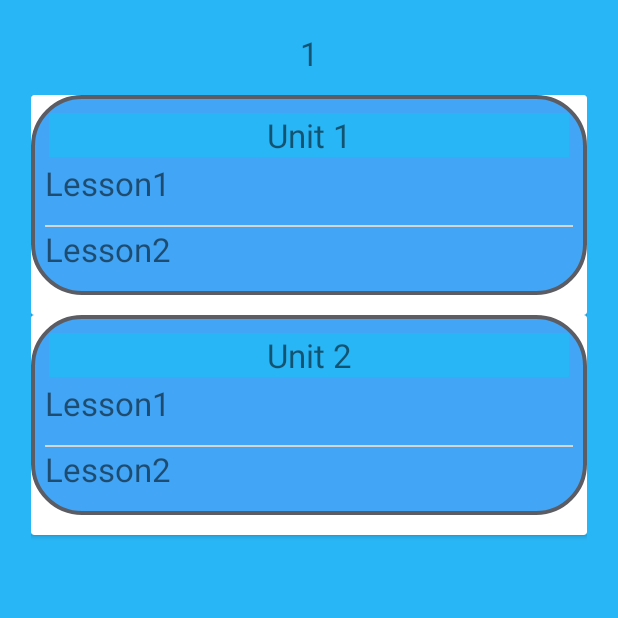
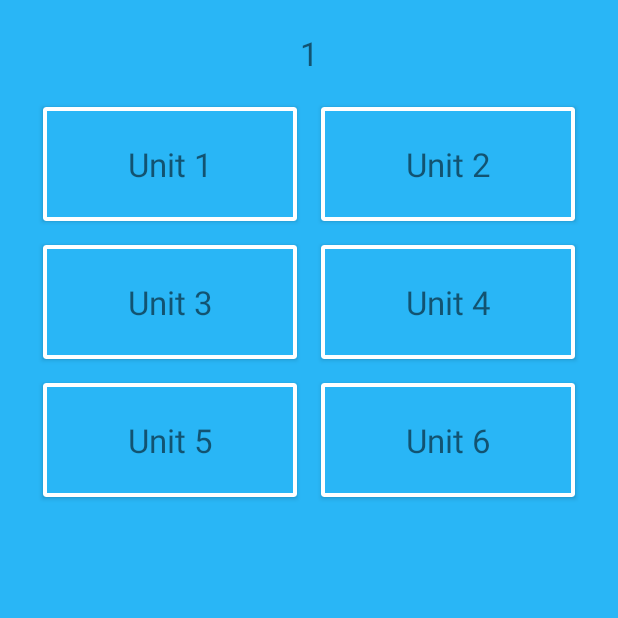
Before and after one commit to MahmoudMabrok/EnglishTime, an Android app: the screen it shows after launch (HomeActivity), on a phone screen of 412 x 824 dp, the top half of it. Run offline under Robolectric (Android 15) with nearby library versions, the phone set to English and light mode, and no system bars; our stand-ins replace ButterKnife, sdp/ssp sizes; libraries missing offline, so code that uses them is left out: views.mahmoudmabrok.animatedtextview; plain views replace AnimatedNumberedTextView; 2 statements that could not run were skipped.

Commit message:
change home UI to use Grid

```diff
--- a/app/src/main/java/learning/mahmoudmabrok/englishtime/feature/feature/home/HomeActivity.java
+++ b/app/src/main/java/learning/mahmoudmabrok/englishtime/feature/feature/home/HomeActivity.java
@@ -3,7 +3,6 @@ package learning.mahmoudmabrok.englishtime.feature.feature.home;
 import android.os.Bundle;
 
 import androidx.appcompat.app.AppCompatActivity;
-import androidx.recyclerview.widget.LinearLayoutManager;
 import androidx.recyclerview.widget.RecyclerView;
 
 import butterknife.BindView;
@@ -34,7 +33,6 @@ public class HomeActivity extends AppCompatActivity {
         initRV();
         mTvvvvv.setMessage("Score");
 
-
     }
 
     @Override
@@ -52,7 +50,6 @@ public class HomeActivity extends AppCompatActivity {
     private void initRV() {
         adapter = new HomeAdapter();
         mRvHome.setAdapter(adapter);
-        mRvHome.setLayoutManager(new LinearLayoutManager(this));
         mRvHome.setHasFixedSize(true);
 
 
--- a/app/src/main/java/learning/mahmoudmabrok/englishtime/feature/feature/home/HomeAdapter.java
+++ b/app/src/main/java/learning/mahmoudmabrok/englishtime/feature/feature/home/HomeAdapter.java
@@ -29,18 +29,6 @@ public class HomeAdapter extends RecyclerView.Adapter<HomeAdapter.Holder> {
         list = new ArrayList<>();
     }
 
-    public void addHome(String item) {
-        list.add(item);
-        notifyItemInserted(list.size() - 1);
-        notifyItemRangeChanged(list.size() - 1, list.size());
-    }
-
-
-    public void setHomeList(List<String> newList) {
-        list = new ArrayList<>(newList);
-        notifyDataSetChanged();
-    }
-
     public void clear() {
         list.clear();
         notifyDataSetChanged();
@@ -61,12 +49,11 @@ public class HomeAdapter extends RecyclerView.Adapter<HomeAdapter.Holder> {
     public void onBindViewHolder(@NonNull Holder holder, int i) {
 
         holder.mTvUnitNO.setText(String.format(Locale.ENGLISH, "Unit %d", i + 1));
-
-        holder.mTv1.setOnClickListener(e -> {
+        holder.mTvUnitNO.setOnClickListener(e -> {
             {
                 ScaleAnimation scaleAnimation = new ScaleAnimation(1.0F, 0.5F, 1.0F, 0.5F);
                 scaleAnimation.setDuration(800);
-                holder.mTv1.startAnimation(scaleAnimation);
+                holder.mTvUnitNO.startAnimation(scaleAnimation);
                 scaleAnimation.setAnimationListener(new Animation.AnimationListener() {
                     @Override
                     public void onAnimationStart(Animation animation) {
@@ -90,46 +77,20 @@ public class HomeAdapter extends RecyclerView.Adapter<HomeAdapter.Holder> {
             }
 
         });
-        holder.mTv2.setOnClickListener(e -> {
-            ScaleAnimation scaleAnimation = new ScaleAnimation(1.0F, 0.5F, 1.0F, 0.5F);
-            scaleAnimation.setDuration(800);
-            holder.mTv2.startAnimation(scaleAnimation);
-            scaleAnimation.setAnimationListener(new Animation.AnimationListener() {
-                @Override
-                public void onAnimationStart(Animation animation) {
-
-                }
-
-                @Override
-                public void onAnimationEnd(Animation animation) {
-                    Intent openAcivity = new Intent(holder.itemView.getContext(), Activities.class);
-                    openAcivity.putExtra(Constants.UNIT, i);
-                    openAcivity.putExtra(Constants.LESSION, 2);
-                    holder.itemView.getContext().startActivity(openAcivity);
-                }
-
-                @Override
-                public void onAnimationRepeat(Animation animation) {
-
-                }
-            });
-
-        });
 
     }
 
     @Override
     public int getItemCount() {
-        return 2;
+        return 6;
     }
 
     class Holder extends RecyclerView.ViewHolder {
         @BindView(R.id.tvUnitNO)
         TextView mTvUnitNO;
-        @BindView(R.id.tv1)
-        TextView mTv1;
-        @BindView(R.id.tv2)
-        TextView mTv2;
+
+        //todo use itemHolder for anim
+
 
         public Holder(@NonNull View itemView) {
             super(itemView);
--- a/app/src/main/res/layout/home_item.xml
+++ b/app/src/main/res/layout/home_item.xml
@@ -1,16 +1,11 @@
 <?xml version="1.0" encoding="utf-8"?>
 <androidx.cardview.widget.CardView xmlns:android="http://schemas.android.com/apk/res/android"
     android:layout_width="match_parent"
+    android:id="@+id/itemHolder"
+    android:layout_margin="@dimen/_6sdp"
     android:layout_height="wrap_content"
+    android:layout_weight="1"
     android:background="@color/colorPrimaryDark">
-
-    <LinearLayout xmlns:android="http://schemas.android.com/apk/res/android"
-        android:layout_width="match_parent"
-        android:layout_height="wrap_content"
-        android:layout_marginBottom="@dimen/_10sdp"
-        android:background="@drawable/unit_bg"
-        android:orientation="vertical"
-        android:padding="@dimen/_7sdp">
 
     <TextView
         android:id="@+id/tvUnitNO"
@@ -18,40 +13,13 @@
         android:layout_height="wrap_content"
         android:layout_margin="@dimen/_2sdp"
         android:layout_marginBottom="@dimen/_10sdp"
+        android:layout_weight="1"
         android:background="@color/colorPrimaryDark"
         android:gravity="center_horizontal"
+        android:paddingTop="@dimen/_16sdp"
+        android:paddingBottom="@dimen/_16sdp"
         android:text="@string/unit_1"
         android:textSize="@dimen/tvSizeWord" />
 
-        <LinearLayout
-            android:layout_width="match_parent"
-            android:layout_height="wrap_content"
-            android:orientation="vertical">
 
-            <TextView
-                android:id="@+id/tv1"
-                android:layout_width="match_parent"
-                android:layout_height="wrap_content"
-                android:layout_marginBottom="@dimen/_10sdp"
-                android:text="@string/lesson1"
-                android:textSize="@dimen/tvSizeWord" />
-
-            <TextView
-                android:layout_width="match_parent"
-                android:layout_height="@dimen/_1sdp"
-                android:background="@color/black" />
-
-            <TextView
-                android:id="@+id/tv2"
-                android:layout_width="match_parent"
-                android:layout_height="wrap_content"
-                android:layout_marginBottom="@dimen/_5sdp"
-                android:text="@string/lesson2"
-                android:textSize="@dimen/tvSizeWord" />
-
-
-        </LinearLayout>
-
-
-    </LinearLayout>
 </androidx.cardview.widget.CardView>
```
Lines whose indentation alone changed are shown as unchanged.
